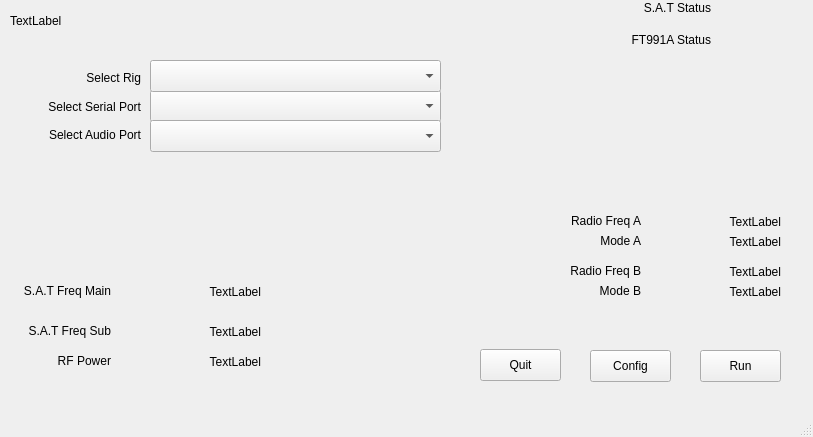
Qt form mainwindow.ui (challinan/SAT-FT991-Proxy) before a commit.
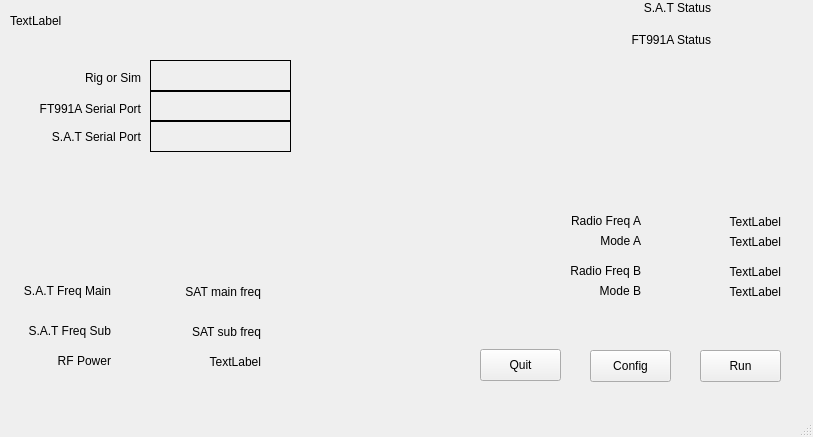
The same form after that commit. Custom widgets are drawn as their Qt base class.

The edit to the form file:
```diff
--- a/mainwindow.ui
+++ b/mainwindow.ui
@@ -27,27 +27,30 @@
      <string>TextLabel</string>
     </property>
    </widget>
-   <widget class="QComboBox" name="serialPortComboBox">
+   <widget class="QLabel" name="labelFT991SerialPort">
     <property name="geometry">
      <rect>
       <x>150</x>
       <y>90</y>
-      <width>291</width>
+      <width>141</width>
       <height>32</height>
      </rect>
     </property>
+    <property name="frameShape">
+     <enum>QFrame::Shape::Box</enum>
+    </property>
    </widget>
    <widget class="QLabel" name="serialPortLabel">
     <property name="geometry">
      <rect>
-      <x>40</x>
+      <x>20</x>
       <y>99</y>
-      <width>101</width>
-      <height>16</height>
+      <width>121</width>
+      <height>20</height>
      </rect>
     </property>
     <property name="text">
-     <string>Select Serial Port</string>
+     <string>FT991A Serial Port</string>
     </property>
     <property name="alignment">
      <set>Qt::AlignmentFlag::AlignRight|Qt::AlignmentFlag::AlignTrailing|Qt::AlignmentFlag::AlignVCenter</set>
@@ -63,47 +66,53 @@
      </rect>
     </property>
     <property name="text">
-     <string>Select Rig</string>
+     <string>Rig or Sim</string>
     </property>
     <property name="alignment">
      <set>Qt::AlignmentFlag::AlignRight|Qt::AlignmentFlag::AlignTrailing|Qt::AlignmentFlag::AlignVCenter</set>
     </property>
    </widget>
-   <widget class="QComboBox" name="rigComboBox">
+   <widget class="QLabel" name="rigTypeLabel">
     <property name="geometry">
      <rect>
       <x>150</x>
       <y>60</y>
-      <width>291</width>
+      <width>141</width>
       <height>32</height>
      </rect>
     </property>
+    <property name="frameShape">
+     <enum>QFrame::Shape::Box</enum>
+    </property>
    </widget>
    <widget class="QLabel" name="audioPortLabel">
     <property name="geometry">
      <rect>
-      <x>40</x>
+      <x>30</x>
       <y>127</y>
-      <width>101</width>
-      <height>16</height>
+      <width>111</width>
+      <height>20</height>
      </rect>
     </property>
     <property name="text">
-     <string>Select Audio Port</string>
+     <string>S.A.T Serial Port</string>
     </property>
     <property name="alignment">
      <set>Qt::AlignmentFlag::AlignRight|Qt::AlignmentFlag::AlignTrailing|Qt::AlignmentFlag::AlignVCenter</set>
     </property>
    </widget>
-   <widget class="QComboBox" name="audioPortComboBox">
+   <widget class="QLabel" name="labelSATSerialPort">
     <property name="geometry">
      <rect>
       <x>150</x>
       <y>120</y>
-      <width>291</width>
+      <width>141</width>
       <height>32</height>
      </rect>
     </property>
+    <property name="frameShape">
+     <enum>QFrame::Shape::Box</enum>
+    </property>
    </widget>
    <widget class="QPushButton" name="quit_pButton">
     <property name="geometry">
@@ -186,7 +195,7 @@
      </rect>
     </property>
     <property name="text">
-     <string>TextLabel</string>
+     <string>SAT main freq</string>
     </property>
     <property name="alignment">
      <set>Qt::AlignmentFlag::AlignRight|Qt::AlignmentFlag::AlignTrailing|Qt::AlignmentFlag::AlignVCenter</set>
@@ -202,7 +211,7 @@
      </rect>
     </property>
     <property name="text">
-     <string>TextLabel</string>
+     <string>SAT sub freq</string>
     </property>
     <property name="alignment">
      <set>Qt::AlignmentFlag::AlignRight|Qt::AlignmentFlag::AlignTrailing|Qt::AlignmentFlag::AlignVCenter</set>
```
